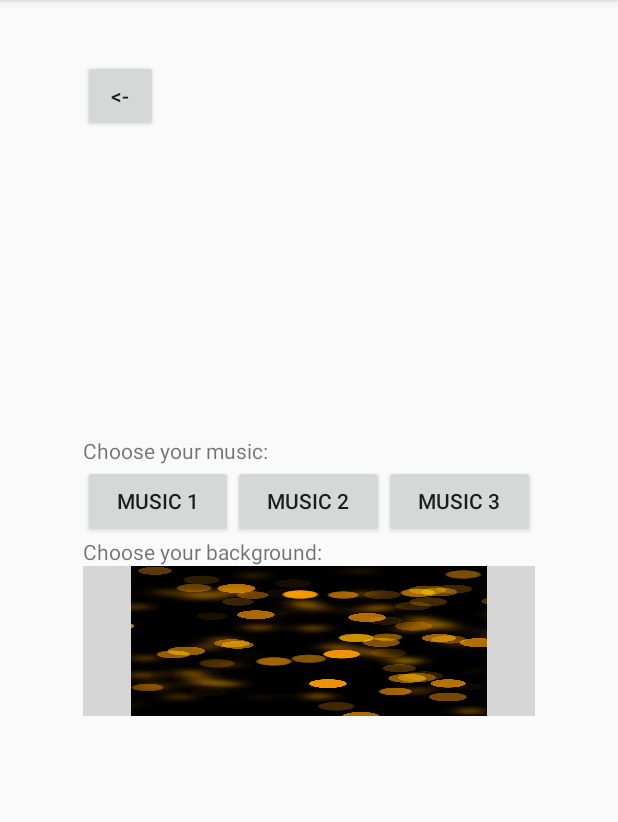
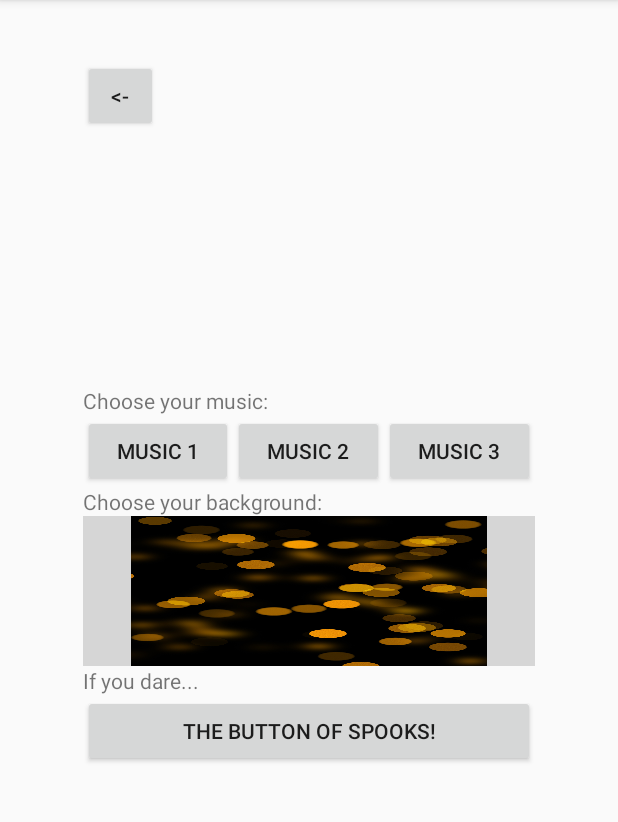
Before and after one commit to JTRcode/boundless-games, an Android app: the MenuActivity screen opened directly, with no data from a screen before it, after a tap on "CUSTOMIZATION", on a phone screen of 412 x 824 dp, the part 84-906 px from its top. Run offline under Robolectric (Android 15) with nearby library versions, the phone set to English and light mode, and no system bars; grey boxes are pictures that could not be loaded.

Commit message:
Add the button of spooks do it can change to halloween theme.

```diff
--- a/phase1/Boundless/app/src/main/java/com/example/boundless/MenuActivity.java
+++ b/phase1/Boundless/app/src/main/java/com/example/boundless/MenuActivity.java
@@ -26,6 +26,7 @@ public class MenuActivity extends AppCompatActivity {
     protected void onCreate(Bundle savedInstanceState) {
         super.onCreate(savedInstanceState);
         setContentView(R.layout.menu);
+        //setBackground();
     }
 
     /**
@@ -61,5 +62,13 @@ public class MenuActivity extends AppCompatActivity {
         Intent intent = new Intent(this, CustomizationActivity.class);
         startActivity(intent);
     }
+    /**
+    public void setBackground(){
+        Session.setBackground(R.drawable.menu);
+    }
+
+    public void setHalloweenMenu(){
+        Session.setBackground(R.drawable.halloween_main_menu);
+    }*/
 
 }
--- a/phase1/Boundless/app/src/main/res/layout/activity_customiztion.xml
+++ b/phase1/Boundless/app/src/main/res/layout/activity_customiztion.xml
@@ -32,7 +32,7 @@
             android:id="@+id/textView"
             android:layout_width="wrap_content"
             android:layout_height="wrap_content"
-            android:text="@string/choose_music"/>
+            android:text="@string/choose_music" />
 
         <LinearLayout
             android:id="@+id/musicChooser"
@@ -69,7 +69,7 @@
             android:id="@+id/textView2"
             android:layout_width="wrap_content"
             android:layout_height="wrap_content"
-            android:text="@string/choose_background"/>
+            android:text="@string/choose_background" />
 
         <LinearLayout
             android:id="@+id/backgroundChooser"
@@ -83,7 +83,7 @@
                 android:layout_height="match_parent"
                 android:layout_weight="1"
                 android:background="@drawable/backgroundone"
-                android:onClick="setBackground"/>
+                android:onClick="setBackground" />
 
             <Button
                 android:id="@+id/background_2"
@@ -91,7 +91,7 @@
                 android:layout_height="match_parent"
                 android:layout_weight="1"
                 android:background="@drawable/backgroundtwo"
-                android:onClick="setBackground"/>
+                android:onClick="setBackground" />
 
             <Button
                 android:id="@+id/background_3"
@@ -99,8 +99,21 @@
                 android:layout_height="match_parent"
                 android:layout_weight="1"
                 android:background="@drawable/backgroundfive"
-                android:onClick="setBackground"/>
+                android:onClick="setBackground" />
         </LinearLayout>
+
+        <TextView
+            android:id="@+id/textview3"
+            android:layout_width="match_parent"
+            android:layout_height="wrap_content"
+            android:text="@string/halloween" />
+
+        <Button
+            android:id="@+id/change_theme"
+            android:layout_width="match_parent"
+            android:layout_height="wrap_content"
+            android:onClick="themeChanged"
+            android:text="@string/halloween_theme" />
 
     </LinearLayout>
 
--- a/phase1/Boundless/app/src/main/res/values/strings.xml
+++ b/phase1/Boundless/app/src/main/res/values/strings.xml
@@ -21,5 +21,7 @@
     <string name="customization">Customization</string>
     <string name="stats">Statistics</string>
     <string name="back_to_menu">&lt;-</string>
+    <string name="halloween">If you dare...</string>
+    <string name="halloween_theme">The Button of Spooks!</string>
 
 </resources>
```
Also changed, not shown: phase1/Boundless/app/src/main/java/com/example/boundless/CustomizationActivity.java (+20 -0 lines), phase1/Boundless/app/src/main/java/com/example/boundless/LoginActivity.java (+9 -0 lines), phase1/Boundless/app/src/main/java/com/example/boundless/Session.java (+17 -0 lines), phase1/Boundless/app/src/main/res/drawable/halloween_background.JPG (added), phase1/Boundless/app/src/main/res/drawable/halloween_custom.JPG (added), phase1/Boundless/app/src/main/res/drawable/halloween_log_in.JPG (added), phase1/Boundless/app/src/main/res/drawable/halloween_main_menu.JPG (added), 1 other file.
